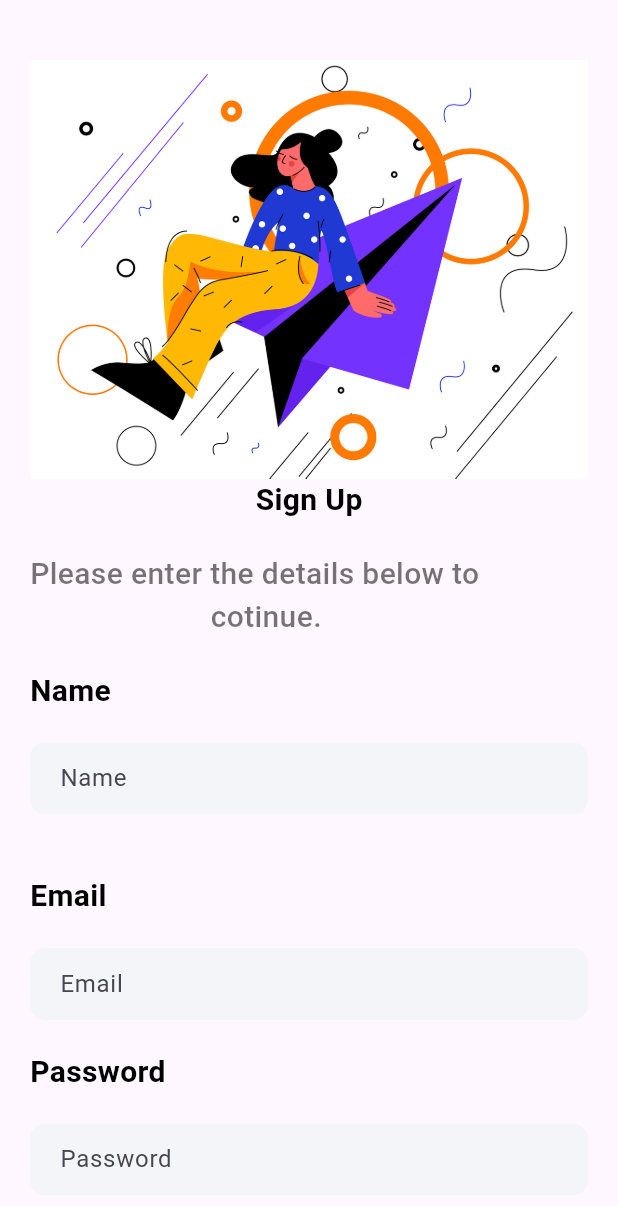
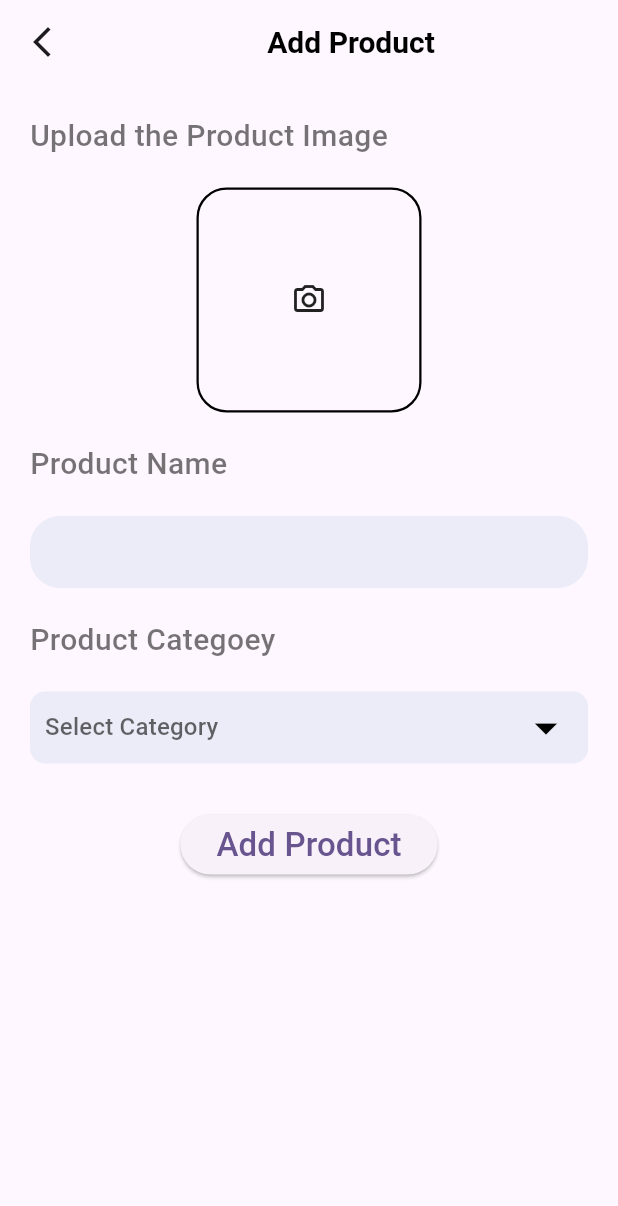
Before and after one commit to Phantantin/project_flutter, a Flutter app: the screen it shows after launch, on a phone screen of 412 x 824 dp. Shown: the top 1206 px of the screen. Run offline on Flutter 3.47's test engine with Material 3 defaults, Android fonts, the light colour scheme and no system bars; our stand-ins replace cloud_firestore, curved_navigation_bar, firebase_auth, firebase_core, random_string, shared_preferences; accounts and stored records are empty.

Commit message:
Admin-login

```diff
--- /dev/null
+++ b/lib/Admin/add_product.dart
@@ -0,0 +1,125 @@
+import 'package:flutter/material.dart';
+import 'package:shopping_app_1/widget/support_widget.dart';
+
+class AddProduct extends StatefulWidget {
+  const AddProduct({super.key});
+
+  @override
+  State<AddProduct> createState() => _AddProductState();
+}
+
+class _AddProductState extends State<AddProduct> {
+  String? value;
+  final List<String> categoryitem = ['Watch', 'Laptop', 'TV', 'Headphone'];
+  @override
+  Widget build(BuildContext context) {
+    return Scaffold(
+      appBar: AppBar(
+        leading: GestureDetector(
+            onTap: () {
+              Navigator.pop(context);
+            },
+            child: Icon(Icons.arrow_back_ios_new_outlined)),
+        title: Center(
+          child: Text(
+            "Add Product",
+            style: AppWidget.semiboldTextFeildStyle(),
+          ),
+        ),
+      ),
+      body: Container(
+        margin: EdgeInsets.only(left: 20.0, top: 20.0, right: 20.0),
+        child: Column(
+          crossAxisAlignment: CrossAxisAlignment.start,
+          children: [
+            Text(
+              "Upload the Product Image",
+              style: AppWidget.lightTextFeildStyle(),
+            ),
+            SizedBox(
+              height: 20.0,
+            ),
+            Center(
+              child: Container(
+                height: 150,
+                width: 150,
+                decoration: BoxDecoration(
+                    border: Border.all(color: Colors.black, width: 1.5),
+                    borderRadius: BorderRadius.circular(20)),
+                child: Icon(Icons.camera_alt_outlined),
+              ),
+            ),
+            SizedBox(
+              height: 20.0,
+            ),
+            Text(
+              "Product Name",
+              style: AppWidget.lightTextFeildStyle(),
+            ),
+            SizedBox(
+              height: 20.0,
+            ),
+            Container(
+              padding: EdgeInsets.symmetric(horizontal: 20.0),
+              width: MediaQuery.of(context).size.width,
+              decoration: BoxDecoration(
+                  color: Color(0xFFececf8),
+                  borderRadius: BorderRadius.circular(20)),
+              child: TextField(
+                decoration: InputDecoration(border: InputBorder.none),
+              ),
+            ),
+            SizedBox(
+              height: 20.0,
+            ),
+            Text(
+              "Product Categoey",
+              style: AppWidget.lightTextFeildStyle(),
+            ),
+            SizedBox(
+              height: 20.0,
+            ),
+            Container(
+                padding: EdgeInsets.symmetric(horizontal: 10.0),
+                width: MediaQuery.of(context).size.width,
+                decoration: BoxDecoration(
+                    color: Color(0xFFececf8),
+                    borderRadius: BorderRadius.circular(10)),
+                child: DropdownButtonHideUnderline(
+                  child: DropdownButton<String>(
+                    items: categoryitem
+                        .map((item) => DropdownMenuItem(
+                            value: item,
+                            child: Text(item,
+                                style: AppWidget.semiboldTextFeildStyle())))
+                        .toList(),
+                    onChanged: ((value) => setState(() {
+                          this.value = value;
+                        })),
+                    dropdownColor: Colors.white,
+                    hint: Text("Select Category"),
+                    iconSize: 36,
+                    icon: Icon(
+                      Icons.arrow_drop_down,
+                      color: Colors.black,
+                    ),
+                    value: value,
+                  ),
+                )),
+            SizedBox(
+              height: 30.0,
+            ),
+            Center(
+              child: ElevatedButton(
+                  onPressed: () {},
+                  child: Text(
+                    "Add Product",
+                    style: TextStyle(fontSize: 22.0),
+                  )),
+            )
+          ],
+        ),
+      ),
+    );
+  }
+}
--- a/lib/main.dart
+++ b/lib/main.dart
@@ -1,5 +1,7 @@
 import 'package:firebase_core/firebase_core.dart';
 import 'package:flutter/material.dart';
+import 'package:shopping_app_1/Admin/add_product.dart';
+import 'package:shopping_app_1/Admin/admin_login.dart';
 import 'package:shopping_app_1/pages/bottomnav.dart';
 import 'package:shopping_app_1/pages/home.dart';
 import 'package:shopping_app_1/pages/onboarding.dart';
@@ -39,7 +41,7 @@ class MyApp extends StatelessWidget {
           colorScheme: ColorScheme.fromSeed(seedColor: Colors.deepPurple),
           useMaterial3: true,
         ),
-        home: SignUp());
+        home: AddProduct());
   }
 }
 
--- a/lib/pages/login.dart
+++ b/lib/pages/login.dart
@@ -114,6 +114,7 @@ class _LogInState extends State<LogIn> {
                       color: Color(0xFFF4F5F9),
                       borderRadius: BorderRadius.circular(10)),
                   child: TextFormField(
+                    obscureText: true,
                     validator: (value) {
                       if (value == null || value.isEmpty) {
                         return "Please Enter your Password";
--- a/lib/pages/signup.dart
+++ b/lib/pages/signup.dart
@@ -37,7 +37,7 @@ class _SignUpState extends State<SignUp> {
             .createUserWithEmailAndPassword(email: email!, password: password!);
 
         ScaffoldMessenger.of(context).showSnackBar(SnackBar(
-            backgroundColor: Colors.redAccent,
+            backgroundColor: Colors.greenAccent,
             content: Text(
               "Registered Successfully",
               style: TextStyle(fontSize: 20.0),
@@ -57,7 +57,7 @@ class _SignUpState extends State<SignUp> {
         };
         await DatabaseMethods().addUserDetails(userInfoMap, Id);
         Navigator.push(
-            context, MaterialPageRoute(builder: (context) => BottomNav()));
+            context, MaterialPageRoute(builder: (context) => LogIn()));
       } on FirebaseException catch (e) {
         if (e.code == "weak-password") {
           ScaffoldMessenger.of(context).showSnackBar(SnackBar(
@@ -178,7 +178,7 @@ class _SignUpState extends State<SignUp> {
                     obscureText: true,
                     validator: (value) {
                       if (value == null || value.isEmpty) {
-                        return "please Enter Your Password";
+                        return "Please Enter Your Password";
                       }
                       return null;
                     },
```
Also changed, not shown: lib/Admin/admin_login.dart (added, +138 -0 lines), lib/Admin/home_admin.dart (added, +15 -0 lines).
